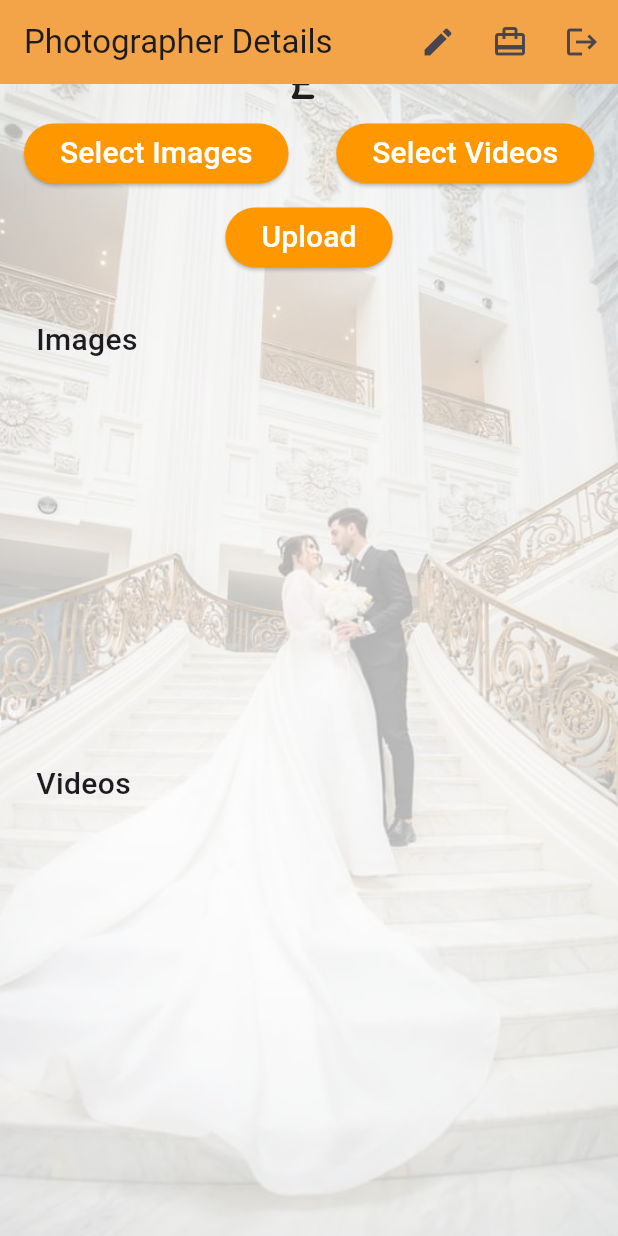
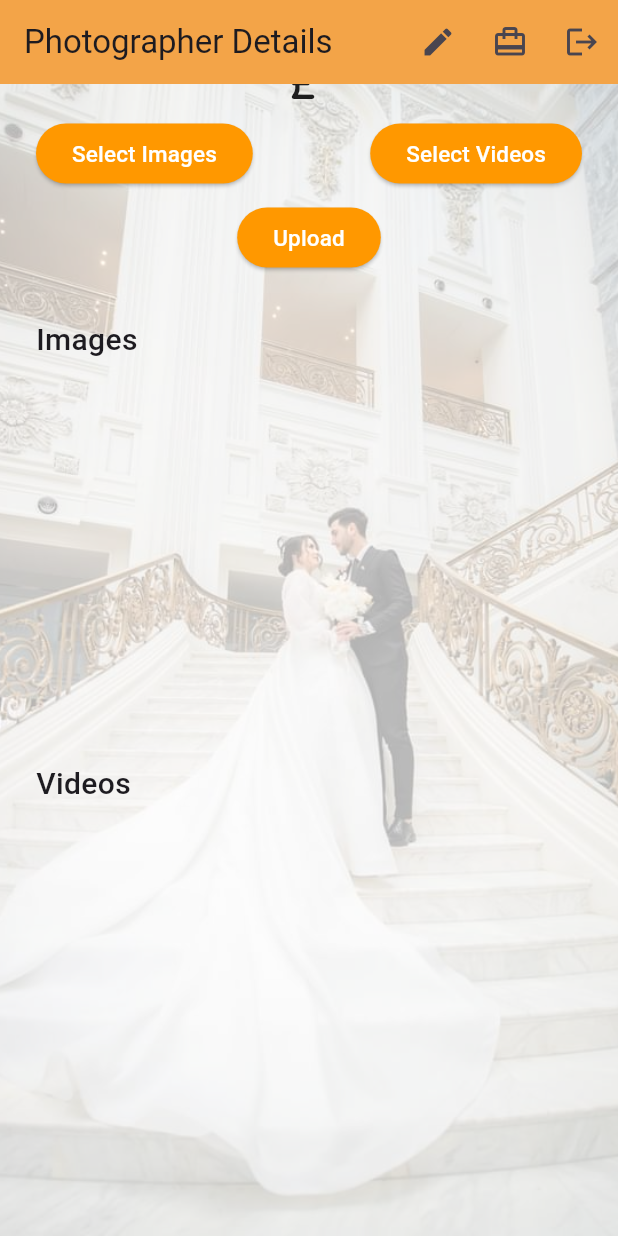
Before and after one commit to A7medabdelaty/Wedding-App, a Flutter app: the ProviderHomePage screen opened by its route, scrolled down 453 dp, after a tap on "Select Images", on a phone screen of 412 x 824 dp. Run offline on Flutter 3.47's test engine with Material 3 defaults, Android fonts, the phone set to English and light mode, and no system bars; our stand-ins replace awesome_dialog, cached_network_image, chewie, cloud_firestore, equatable, firebase_auth and 9 more; missing offline and left inert: firebase_app_check; accounts and stored records are empty; network calls fail.

```diff
--- a/lib/core/common/custom_button.dart
+++ b/lib/core/common/custom_button.dart
@@ -1,22 +1,31 @@
 import 'package:flutter/cupertino.dart';
 import 'package:flutter/material.dart';
+
 class CustomButton extends StatelessWidget {
-  const CustomButton({super.key, required this.status,  required this.onPressed});
+  const CustomButton(
+      {super.key, required this.status, required this.onPressed});
+
   final String status;
   final VoidCallback onPressed;
 
   @override
   Widget build(BuildContext context) {
-    return  ElevatedButton(
+    return Padding(
+      padding: const EdgeInsets.symmetric(horizontal: 8.0),
+      child: ElevatedButton(
         onPressed: onPressed,
         style: ElevatedButton.styleFrom(
           shape: const StadiumBorder(),
           //padding: const EdgeInsets.symmetric(vertical: 16),
           backgroundColor: Colors.orange,
         ),
-      child:  Text(
+        child: Text(
           status,
-        style: const TextStyle(fontSize: 20,color: Colors.white),
+          style: const TextStyle(
+            fontSize: 15,
+            color: Colors.white,
+          ),
+        ),
       ),
     );
   }
--- a/lib/features/home/presentation/views/provider_home/provider_home_page.dart
+++ b/lib/features/home/presentation/views/provider_home/provider_home_page.dart
@@ -24,26 +24,22 @@ class ProviderHomePage extends StatefulWidget {
 }
 
 class _ProviderHomePageState extends State<ProviderHomePage> {
-  List<String> _images = [];
-  List<String> _videos = [];
+  final List<String> _images = [];
+  final List<String> _videos = [];
   bool _uploading = false;
 
   void _selectImages() async {
     List<String> selectedImages = await ImagePickerService.pickImages();
-    if (selectedImages != null) {
     setState(() {
       _images.addAll(selectedImages);
     });
     }
-  }
 
   void _selectVideos() async {
     List<String> selectedVideos = await VideoPickerService.pickVideos();
-    if (selectedVideos != null) {
     setState(() {
       _videos.addAll(selectedVideos);
     });
-    }
     }
 
   Future<void> _upload() async {
@@ -117,7 +113,9 @@ class _ProviderHomePageState extends State<ProviderHomePage> {
                       child: Column(
                         children: [
                           ProviderDetails(profile: profile!),
-                          Padding(
+                          SizedBox(
+                            width: MediaQuery.of(context).size.width,
+                            child: Padding(
                               padding: const EdgeInsets.all(8.0),
                               child: Row(
                                 mainAxisAlignment: MainAxisAlignment.spaceBetween,
@@ -125,6 +123,7 @@ class _ProviderHomePageState extends State<ProviderHomePage> {
                                   CustomButton(status: "Select Images", onPressed: _selectImages),
                                   CustomButton(status: "Select Videos", onPressed: _selectVideos),
                                 ],
+                              ),
                             ),
                           ),
                           CustomButton(
--- a/lib/main.dart
+++ b/lib/main.dart
@@ -1,3 +1,4 @@
+import 'package:firebase_app_check/firebase_app_check.dart';
 import 'package:firebase_core/firebase_core.dart';
 import 'package:flutter/material.dart';
 import 'package:flutter_bloc/flutter_bloc.dart';
@@ -16,6 +17,7 @@ void main() async {
   await Firebase.initializeApp(
     options: DefaultFirebaseOptions.currentPlatform,
   );
+  await FirebaseAppCheck.instance.activate();
   runApp(const WeddingApp());
 }
 
```
Also changed, not shown: lib/features/home/presentation/services/firebase_service.dart (+7 -4 lines), pubspec.yaml (+18 -17 lines), pubspec.lock. Lines whose indentation alone changed are shown as unchanged.
